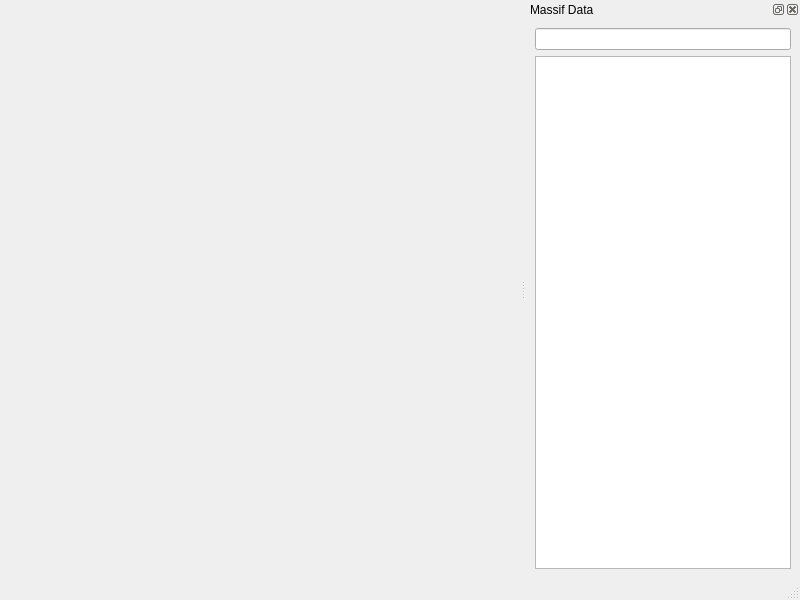
First picture: the form in app/mainwindow.ui, repository KDE/massif-visualizer, before the edit.
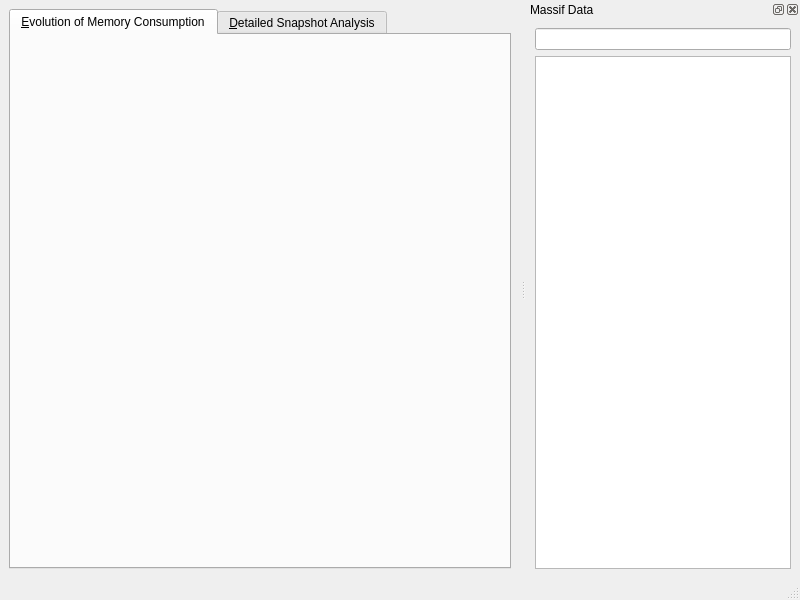
Second picture: the form after the edit. Custom widgets are drawn as their Qt base class.

Commit message: show (so far overly cluttered, non-useful) callgraph for peak snapshot

Diff of the .ui file:
```diff
--- a/app/mainwindow.ui
+++ b/app/mainwindow.ui
@@ -13,7 +13,29 @@
   <property name="windowTitle">
    <string>MainWindow</string>
   </property>
-  <widget class="QWidget" name="centralwidget"/>
+  <widget class="QWidget" name="centralwidget">
+   <layout class="QVBoxLayout" name="verticalLayout_4">
+    <item>
+     <widget class="QTabWidget" name="tabWidget">
+      <property name="currentIndex">
+       <number>0</number>
+      </property>
+      <widget class="QWidget" name="plotterTab">
+       <attribute name="title">
+        <string>&amp;Evolution of Memory Consumption</string>
+       </attribute>
+       <layout class="QVBoxLayout" name="verticalLayout_2"/>
+      </widget>
+      <widget class="QWidget" name="dotGraphTab">
+       <attribute name="title">
+        <string>&amp;Detailed Snapshot Analysis</string>
+       </attribute>
+       <layout class="QVBoxLayout" name="verticalLayout_3"/>
+      </widget>
+     </widget>
+    </item>
+   </layout>
+  </widget>
   <widget class="QMenuBar" name="menubar">
    <property name="geometry">
     <rect>
```
Left out of the diff: 2 changed lines with no effect on the pictures. The commit also changes 8 other files.
